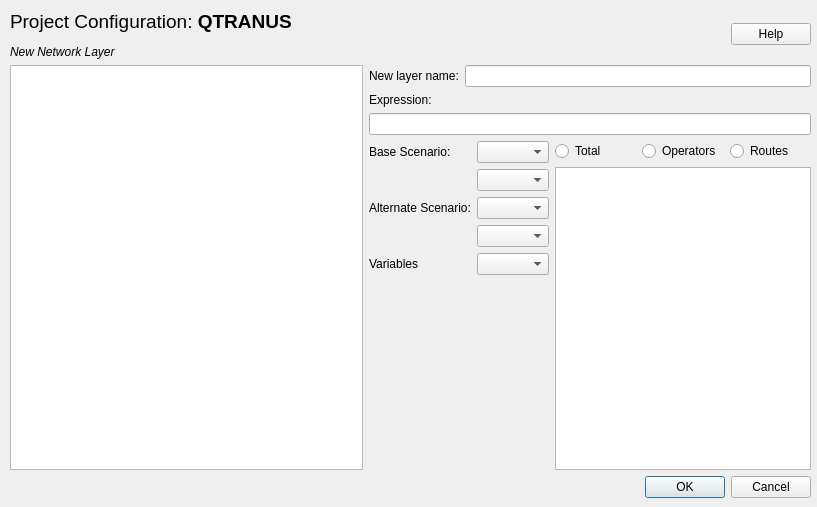
Old version of the form networklayer.ui in the repository TomasdelaBarra/QTRANUS.
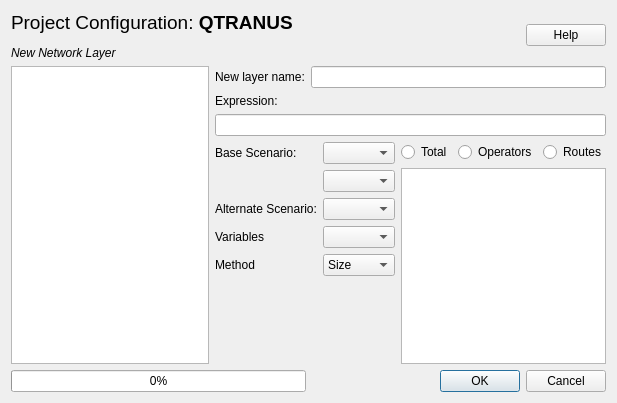
New version of the form.

Commit message:
Network Layer, Progress Bar
Network  Layer select Method, Color ramp picker, color picker

The edit to the form file:
```diff
--- a/networklayer.ui
+++ b/networklayer.ui
@@ -6,23 +6,14 @@
    <rect>
     <x>0</x>
     <y>0</y>
-    <width>817</width>
-    <height>507</height>
+    <width>617</width>
+    <height>403</height>
    </rect>
   </property>
   <property name="windowTitle">
    <string>Add new layer</string>
   </property>
-  <widget class="QWidget" name="verticalLayoutWidget">
-   <property name="geometry">
-    <rect>
-     <x>10</x>
-     <y>10</y>
-     <width>801</width>
-     <height>488</height>
-    </rect>
-   </property>
-   <layout class="QVBoxLayout" name="verticalLayout_2">
+  <layout class="QVBoxLayout" name="verticalLayout">
     <item>
      <layout class="QHBoxLayout" name="horizontalLayout">
       <item>
@@ -96,7 +87,7 @@
              <enum>QFormLayout::AllNonFixedFieldsGrow</enum>
             </property>
             <item row="1" column="0">
-             <widget class="QLabel" name="label_2">
+            <widget class="QLabel" name="label_9">
               <property name="text">
                <string>Base Scenario:</string>
               </property>
@@ -125,23 +116,37 @@
             <item row="3" column="1">
              <widget class="QComboBox" name="cb_alternate_scenario"/>
             </item>
-            <item row="4" column="1">
-             <widget class="QComboBox" name="alt_scenario_2">
-              <property name="visible">
-               <bool>false</bool>
-              </property>
-             </widget>
-            </item>
-            <item row="5" column="0">
+           <item row="4" column="0">
              <widget class="QLabel" name="label_destination">
               <property name="text">
                <string>Variables</string>
               </property>
              </widget>
             </item>
-            <item row="5" column="1">
+           <item row="4" column="1">
              <widget class="QComboBox" name="cb_variables"/>
             </item>
+           <item row="5" column="0">
+            <widget class="QLabel" name="label_destination_2">
+             <property name="text">
+              <string>Method</string>
+             </property>
+            </widget>
+           </item>
+           <item row="5" column="1">
+            <widget class="QComboBox" name="cb_method">
+             <item>
+              <property name="text">
+               <string>Size</string>
+              </property>
+             </item>
+             <item>
+              <property name="text">
+               <string>Color</string>
+              </property>
+             </item>
+            </widget>
+           </item>
            </layout>
           </item>
           <item>
@@ -187,6 +192,21 @@
      </layout>
     </item>
     <item>
+    <layout class="QHBoxLayout" name="horizontalLayout_4">
+     <item>
+      <widget class="QProgressBar" name="progressBar">
+       <property name="value">
+        <number>0</number>
+       </property>
+       <property name="textVisible">
+        <bool>true</bool>
+       </property>
+       <property name="visible">
+        <bool>false</bool>
+       </property>
+      </widget>
+     </item>
+     <item>
      <widget class="QDialogButtonBox" name="buttonBox">
       <property name="orientation">
        <enum>Qt::Horizontal</enum>
@@ -197,7 +217,8 @@
      </widget>
     </item>
    </layout>
-  </widget>
+   </item>
+  </layout>
  </widget>
  <tabstops>
   <tabstop>btn_help</tabstop>
```
Lines whose indentation alone changed are shown as unchanged. The commit also changes 17 other files.
